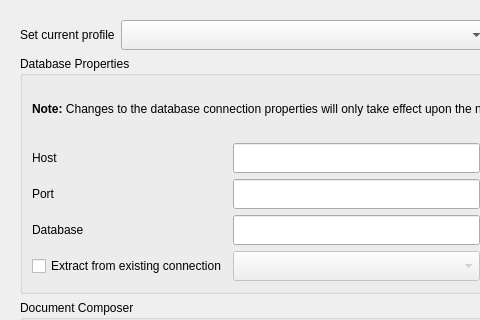
Qt form ui/ui_options.ui (gltn/stdm) before a commit; both pictures show x 0 to 480 and y 0 to 320 of the 626 by 612 pixel window.
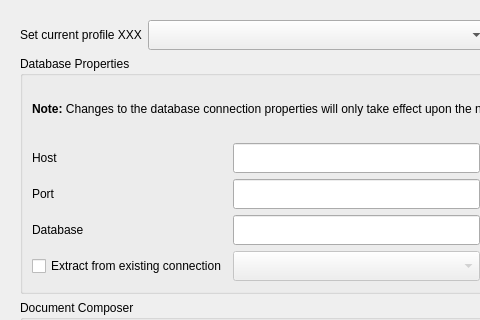
The same form after that commit. Icons and pictures are not drawn.

What changed in the file:
```diff
--- a/ui/ui_options.ui
+++ b/ui/ui_options.ui
@@ -39,8 +39,8 @@
        <rect>
         <x>0</x>
         <y>0</y>
-        <width>608</width>
-        <height>557</height>
+        <width>583</width>
+        <height>558</height>
        </rect>
       </property>
       <layout class="QGridLayout" name="gridLayout_5">
@@ -267,7 +267,7 @@
          <item row="0" column="0">
           <widget class="QLabel" name="label">
            <property name="text">
-            <string>Set current profile</string>
+            <string>Set current profile XXX</string>
            </property>
           </widget>
          </item>
```
